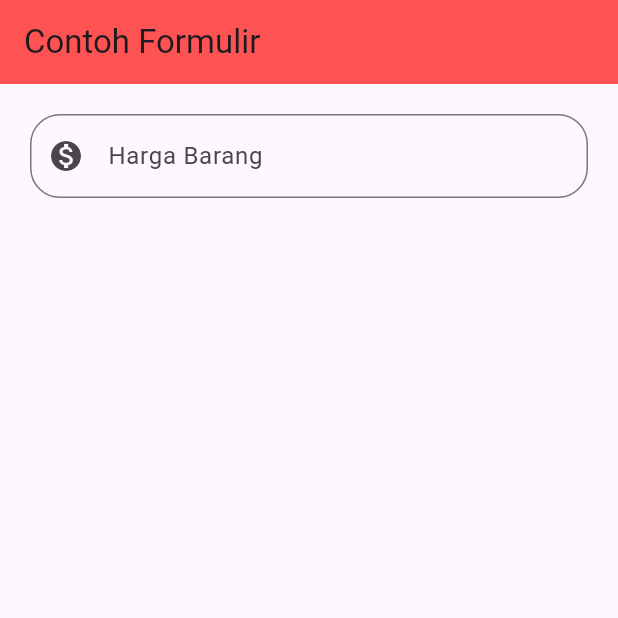
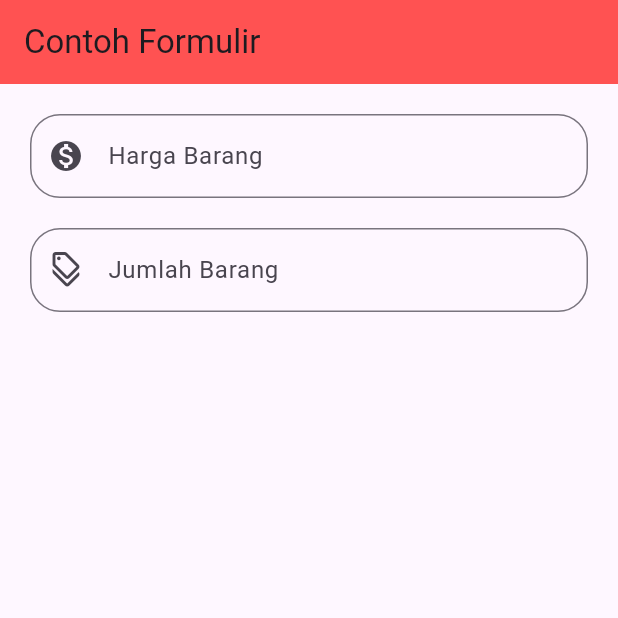
Before and after one commit to vian-verse/mencoba-widget-flutter, a Flutter app: the screen it shows after launch, on a phone screen of 412 x 824 dp, the top half of it. Run offline on Flutter 3.47's test engine with Material 3 defaults, Android fonts, the light colour scheme and no system bars.

Commit message:
menambah button jumlah

```diff
--- a/lib/main.dart
+++ b/lib/main.dart
@@ -27,6 +27,7 @@ class HalamanUtama extends StatefulWidget {
 class _HalamanUtamaState extends State<HalamanUtama> {
   final formKey = GlobalKey<FormState>();
   TextEditingController xHarga = TextEditingController();
+  TextEditingController xJumlah = TextEditingController();
 
   @override
   Widget build(BuildContext context) {
@@ -59,6 +60,25 @@ class _HalamanUtamaState extends State<HalamanUtama> {
                     return null;
                   },
                 ),
+                SizedBox(height: 20,),
+                TextFormField(
+                  controller: xJumlah,
+                  decoration: InputDecoration(
+                      labelText: 'Jumlah Barang',
+                      hintText: 'Input Jumlah Barang',
+                      prefixIcon: Icon(Icons.discount_outlined),
+                      border: OutlineInputBorder(
+                          borderSide: BorderSide(width: 1),
+                          borderRadius: BorderRadius.circular(20))),
+                  keyboardType: TextInputType.number,
+                  inputFormatters: [FilteringTextInputFormatter.digitsOnly],
+                  validator: (value){
+                    if(value!.isEmpty){
+                      return "Harga harus terisi";
+                    }
+                    return null;
+                  },
+                ),
               ],
             ),
           ),
```
